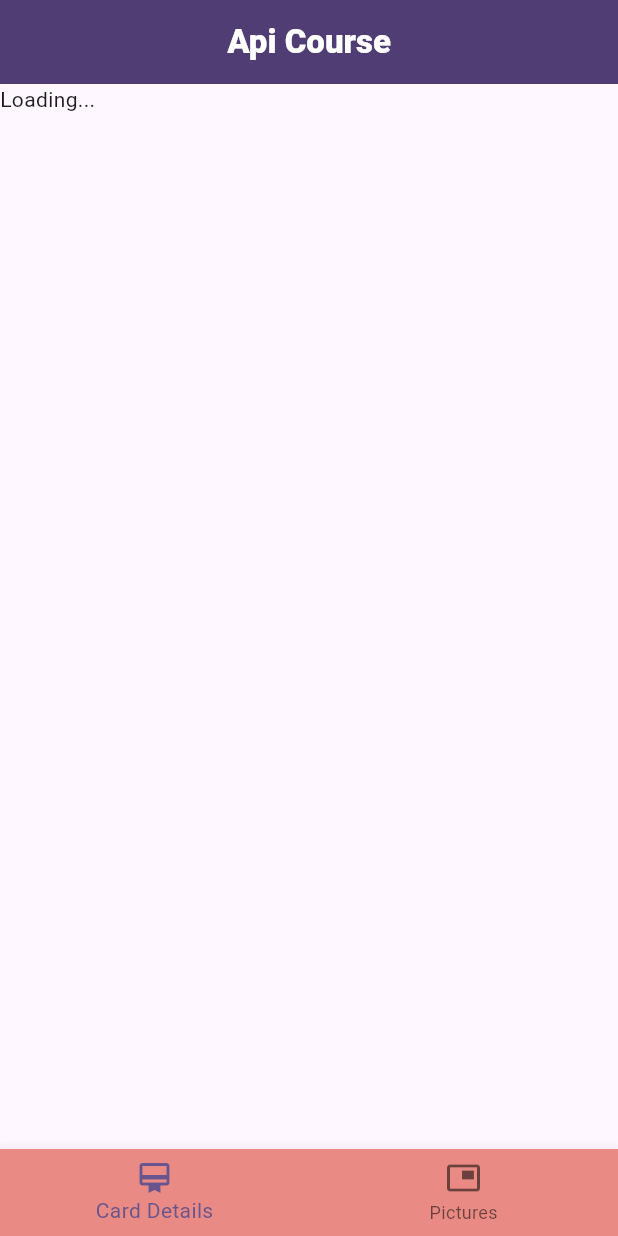
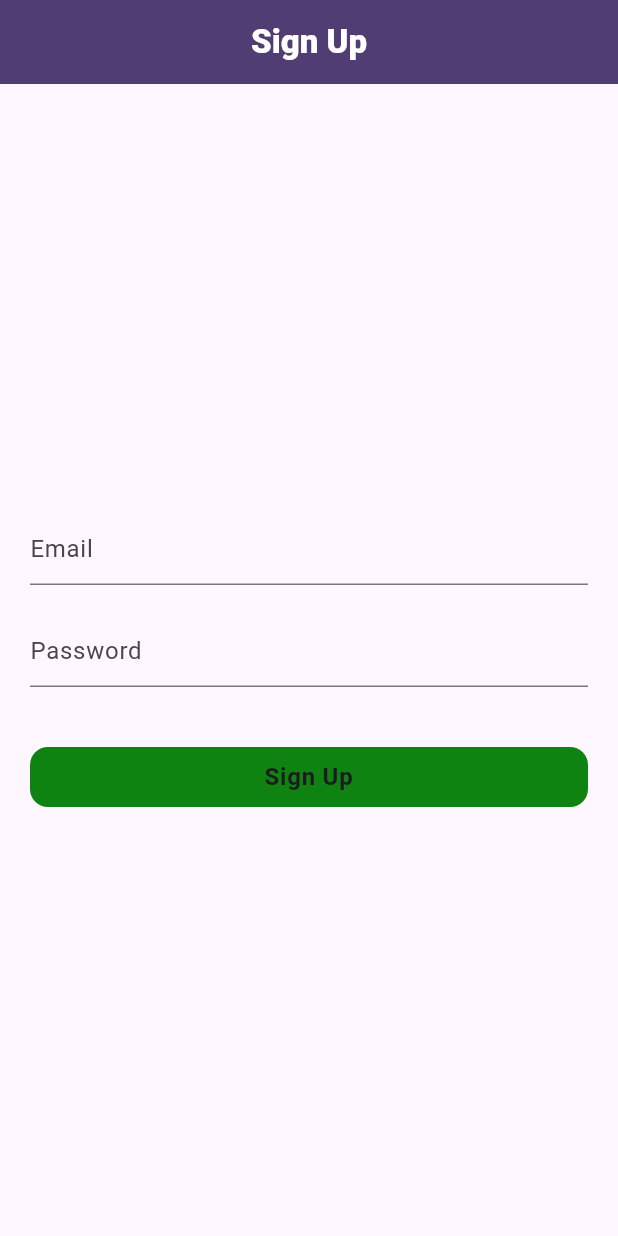
Before and after one commit to kabirDulal/api_implementation, a Flutter app: the screen it shows after launch, on a phone screen of 412 x 824 dp. Run offline on Flutter 3.47's test engine with Material 3 defaults, Android fonts, the light colour scheme and no system bars.

Commit message:
created sign up page and did the authentication using post api

```diff
--- a/lib/main.dart
+++ b/lib/main.dart
@@ -1,4 +1,4 @@
-import 'package:api_implementation/screens/home_screen.dart';
+import 'package:api_implementation/screens/signup_screen.dart';
 import 'package:flutter/material.dart';
 
 void main() {
@@ -17,7 +17,7 @@ class MyApp extends StatelessWidget {
         colorScheme: ColorScheme.fromSeed(seedColor: Colors.deepPurple),
         useMaterial3: true,
       ),
-      home: const HomeScreen(),
+      home: const SignupScreen(),
     );
   }
 }
--- a/lib/screens/pictures_screen.dart
+++ b/lib/screens/pictures_screen.dart
@@ -35,7 +35,7 @@ class PicturesScreen extends StatefulWidget {
         future: getPicturesList(),
         builder: (context, snapshot) {
           if (!snapshot.hasData) {
-            return const Text('Loading...');
+            return const Center(child: CircularProgressIndicator());
           } else {
             final pictureList = snapshot.data!;
             return Padding(
@@ -49,7 +49,7 @@ class PicturesScreen extends StatefulWidget {
                   itemBuilder: (context, index) {
                     return InkWell(
                       onTap: () => {
-                        Navigator.push(context, MaterialPageRoute(builder: (context){
+                        Navigator.pushReplacement(context, MaterialPageRoute(builder: (context){
                           return ProductDetails(photo:snapshot.data![index]);
                         }))
                       },
--- /dev/null
+++ b/lib/screens/signup_screen.dart
@@ -0,0 +1,104 @@
+import 'package:api_implementation/screens/home_screen.dart';
+import 'package:flutter/material.dart';
+import 'package:http/http.dart';
+
+class SignupScreen extends StatefulWidget {
+  const SignupScreen({super.key});
+  @override
+  State<SignupScreen> createState() {
+    return _SignupScreenState();
+  }
+}
+
+class _SignupScreenState extends State<SignupScreen> {
+  final _emailController = TextEditingController();
+  final _passwordController = TextEditingController();
+  void login(String email, password) async {
+    try {
+      Response response = await post(
+          Uri.parse('https://reqres.in/api/register'),
+          body: {'email': email, 'password': password});
+      if (response.statusCode == 200) {
+        Navigator.push(context, MaterialPageRoute(builder: (contex) {
+          return const HomeScreen();
+        }));
+      } else {
+        ScaffoldMessenger.of(context).showSnackBar(SnackBar(
+          behavior: SnackBarBehavior.floating,
+          margin: const EdgeInsets.only(bottom: 20, left: 20, right: 20),
+          duration: const Duration(seconds: 5),
+          content: const Text('Please input valid email and password'),
+          action: SnackBarAction(
+              label: 'OK',
+              onPressed: () {
+                //Navigator.pop(context);
+              }),
+        ));
+      }
+    } catch (e) {
+      print(e.toString());
+    }
+  }
+
+  @override
+  Widget build(BuildContext context) {
+    return Scaffold(
+      appBar: AppBar(
+        title: Text(
+          'Sign Up',
+          style: TextStyle(
+              color: Theme.of(context).colorScheme.onPrimary,
+              fontWeight: FontWeight.w800),
+          textAlign: TextAlign.center,
+        ),
+        centerTitle: true,
+        backgroundColor: Theme.of(context).colorScheme.onPrimaryContainer,
+      ),
+      body: Padding(
+        padding: const EdgeInsets.symmetric(vertical: 8, horizontal: 20),
+        child: Column(
+          crossAxisAlignment: CrossAxisAlignment.center,
+          mainAxisAlignment: MainAxisAlignment.center,
+          children: [
+            TextFormField(
+              controller: _emailController,
+              decoration: const InputDecoration(hintText: 'Email'),
+            ),
+            const SizedBox(
+              height: 20,
+            ),
+            TextFormField(
+              controller: _passwordController,
+              decoration: const InputDecoration(hintText: 'Password'),
+            ),
+            const SizedBox(
+              height: 40,
+            ),
+            GestureDetector(
+              onTap: () {
+                login(_emailController.text.toString(),
+                    _passwordController.text.toString());
+              },
+              child: Container(
+                height: 40,
+                width: double.infinity,
+                padding: const EdgeInsets.all(8),
+                decoration: BoxDecoration(
+                    color: const Color.fromARGB(255, 14, 131, 18),
+                    borderRadius: BorderRadius.circular(12)),
+                child: Text(
+                  'Sign Up',
+                  style: Theme.of(context)
+                      .textTheme
+                      .bodyLarge!
+                      .copyWith(fontWeight: FontWeight.bold),
+                  textAlign: TextAlign.center,
+                ),
+              ),
+            ),
+          ],
+        ),
+      ),
+    );
+  }
+}
--- a/pubspec.yaml
+++ b/pubspec.yaml
@@ -36,6 +36,7 @@ dependencies:
   # Use with the CupertinoIcons class for iOS style icons.
   cupertino_icons: ^1.0.8
   http: ^1.3.0
+  modal_progress_hud_nsn: ^0.5.1
 
 dev_dependencies:
   flutter_test:
```
Also changed, not shown: lib/screens/home_screen.dart (+40 -19 lines), pubspec.lock.
